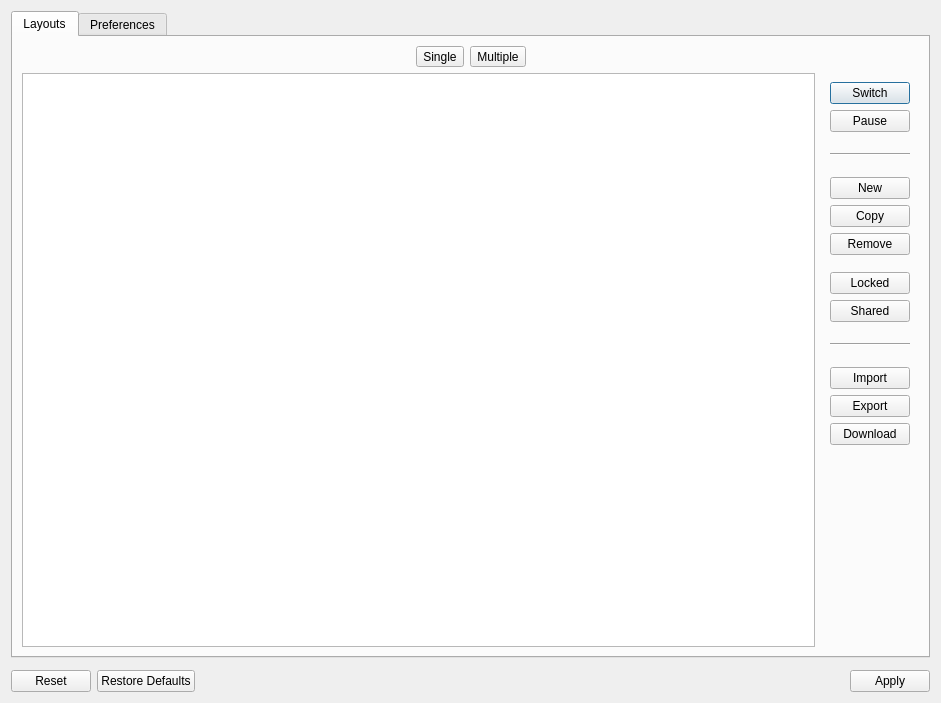
This is app/settings/settingsdialog.ui in KDE/latte-dock as Qt 5 draws it before an edit. The edited form follows.
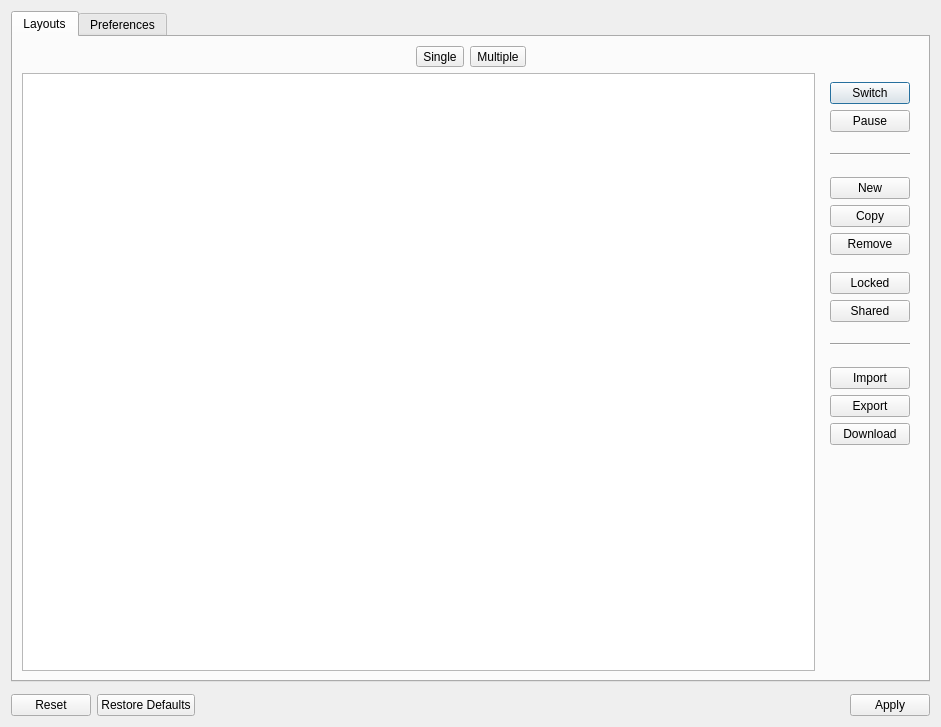
This is the edited form. Icons and pictures are not drawn. Custom widgets are drawn as their Qt base class.

Commit message: improve settings window Esc key handling

The edit to the form file:
```diff
--- a/app/settings/settingsdialog.ui
+++ b/app/settings/settingsdialog.ui
@@ -7,7 +7,7 @@
     <x>0</x>
     <y>0</y>
     <width>941</width>
-    <height>703</height>
+    <height>727</height>
    </rect>
   </property>
   <property name="windowTitle">
@@ -113,6 +113,9 @@
              <property name="showGrid">
               <bool>false</bool>
              </property>
+             <property name="sortingEnabled">
+              <bool>true</bool>
+             </property>
              <attribute name="horizontalHeaderVisible">
               <bool>true</bool>
              </attribute>
@@ -123,7 +126,7 @@
               <bool>false</bool>
              </attribute>
              <attribute name="horizontalHeaderShowSortIndicator" stdset="0">
-              <bool>false</bool>
+              <bool>true</bool>
              </attribute>
              <attribute name="verticalHeaderVisible">
               <bool>false</bool>
```
The commit also changes 2 other files.
